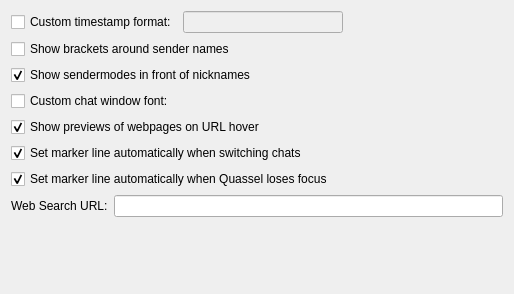
quassel/quassel, file src/qtui/settingspages/chatviewsettingspage.ui: the form before one commit.
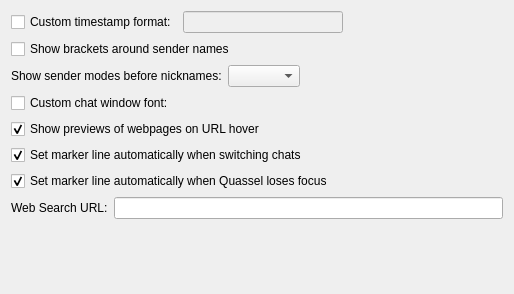
The form after the commit. Custom widgets are drawn as their Qt base class.

Commit message: client: Highest sender prefix mode, migrate, fix

```diff
--- a/src/qtui/settingspages/chatviewsettingspage.ui
+++ b/src/qtui/settingspages/chatviewsettingspage.ui
@@ -93,23 +93,49 @@
     </widget>
    </item>
    <item>
-    <widget class="QCheckBox" name="showSenderPrefixes">
-     <property name="toolTip">
-      <string>Shows the modes of senders before their name (e.g. @, +)</string>
-     </property>
+    <layout class="QHBoxLayout" name="horizontalLayout_2">
+     <item>
+      <widget class="QLabel" name="label">
      <property name="text">
-      <string>Show sendermodes in front of nicknames</string>
-     </property>
-     <property name="checked">
-      <bool>true</bool>
+        <string>Show sender modes before nicknames:</string>
+       </property>
+      </widget>
+     </item>
+     <item>
+      <widget class="QComboBox" name="senderPrefixComboBox">
+       <property name="toolTip">
+        <string>&lt;!DOCTYPE HTML PUBLIC &quot;-//W3C//DTD HTML 4.0//EN&quot; &quot;http://www.w3.org/TR/REC-html40/strict.dtd&quot;&gt;
+&lt;html&gt;&lt;head&gt;&lt;meta name=&quot;qrichtext&quot; content=&quot;1&quot; /&gt;&lt;style type=&quot;text/css&quot;&gt;
+p, li { white-space: pre-wrap; }
+&lt;/style&gt;&lt;/head&gt;&lt;body style=&quot;font-weight:400; font-style:normal;&quot;&gt;
+&lt;p&gt;&lt;span style=&quot;font-weight:600;&quot;&gt;Sender modes:&lt;/span&gt;&lt;/p&gt;
+&lt;p&gt;&lt;span style=&quot;text-decoration: underline;&quot;&gt;No modes:&lt;/span&gt; Don't show any modes&lt;br/&gt;&lt;span style=&quot;font-style: italic;&quot;&gt;Example:&lt;/span&gt; &amp;lt;nickname&amp;gt;&lt;/p&gt;
+&lt;p&gt;&lt;span style=&quot;text-decoration: underline;&quot;&gt;Highest mode:&lt;/span&gt; Show only the highest active mode&lt;br/&gt;&lt;span style=&quot;font-style: italic;&quot;&gt;Example:&lt;/span&gt; &amp;lt;@nickname&amp;gt;&lt;/p&gt;
+&lt;p&gt;&lt;span style=&quot;text-decoration: underline;&quot;&gt;All modes:&lt;/span&gt; Show all active modes&lt;br/&gt;&lt;span style=&quot;font-style: italic;&quot;&gt;Example:&lt;/span&gt; &amp;lt;@+nickname&amp;gt;&lt;/p&gt;
+&lt;/body&gt;&lt;/html&gt;</string>
      </property>
      <property name="defaultValue" stdset="0">
       <bool>true</bool>
      </property>
      <property name="settingsKey" stdset="0">
-      <string notr="true">ShowSenderPrefixes</string>
-     </property>
-    </widget>
+        <string notr="true">SenderPrefixMode</string>
+       </property>
+      </widget>
+     </item>
+     <item>
+      <spacer name="horizontalSpacer_2">
+       <property name="orientation">
+        <enum>Qt::Horizontal</enum>
+       </property>
+       <property name="sizeHint" stdset="0">
+        <size>
+         <width>40</width>
+         <height>20</height>
+        </size>
+       </property>
+      </spacer>
+     </item>
+    </layout>
    </item>
    <item>
     <layout class="QHBoxLayout" name="horizontalLayout_3">
```
Left out of the diff: 3 changed lines with no effect on the pictures. Lines whose indentation alone changed are shown as unchanged. The commit also changes 8 other files.
